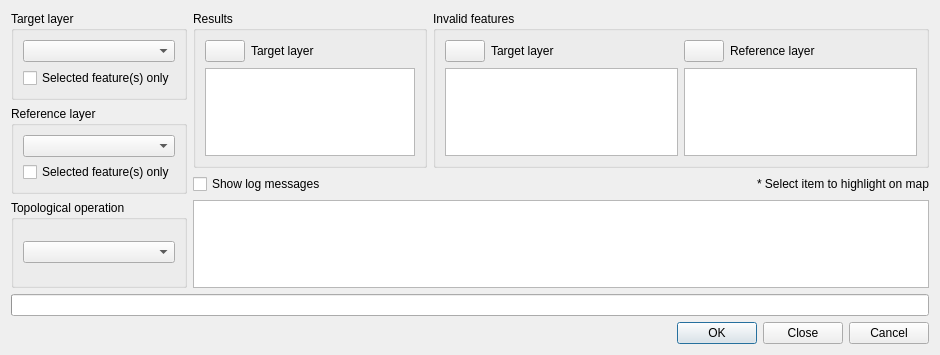
The window that qgis/src/plugins/spatialquery/qgsspatialquerydialogbase.ui (sourcepole/qgis) describes before a commit, drawn with Qt 5.
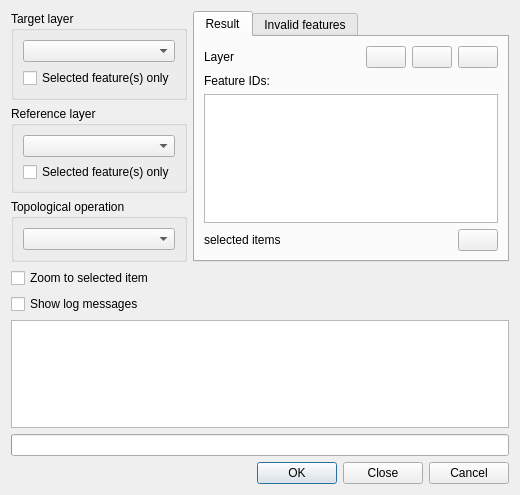
The same window after the commit. Icons and pictures are not drawn.

What changed in the file:
```diff
--- a/qgis/src/plugins/spatialquery/qgsspatialquerydialogbase.ui
+++ b/qgis/src/plugins/spatialquery/qgsspatialquerydialogbase.ui
@@ -9,8 +9,8 @@
    <rect>
     <x>0</x>
     <y>0</y>
-    <width>940</width>
-    <height>355</height>
+    <width>520</width>
+    <height>495</height>
    </rect>
   </property>
   <property name="minimumSize">
@@ -34,9 +34,12 @@
   <property name="locale">
    <locale language="English" country="UnitedKingdom"/>
   </property>
-  <layout class="QVBoxLayout" name="verticalLayout">
+  <layout class="QVBoxLayout" name="verticalLayout_8">
    <item>
     <layout class="QHBoxLayout" name="lytOperatorResultInvalid">
+     <property name="sizeConstraint">
+      <enum>QLayout::SetMinimumSize</enum>
+     </property>
      <item>
       <layout class="QVBoxLayout" name="lytOperator">
        <item>
@@ -52,7 +55,7 @@
            <enum>QLayout::SetMinimumSize</enum>
           </property>
           <item>
-           <widget class="QComboBox" name="targetLayerComboBox">
+           <widget class="QComboBox" name="cbTargetLayer">
             <property name="maximumSize">
              <size>
               <width>16777215</width>
@@ -65,7 +68,7 @@
            </widget>
           </item>
           <item>
-           <widget class="QCheckBox" name="usingSelectedTargetCheckBox">
+           <widget class="QCheckBox" name="ckbUsingSelectedTarget">
             <property name="toolTip">
              <string>&lt;!DOCTYPE HTML PUBLIC &quot;-//W3C//DTD HTML 4.0//EN&quot; &quot;http://www.w3.org/TR/REC-html40/strict.dtd&quot;&gt;
 &lt;html&gt;&lt;head&gt;&lt;meta name=&quot;qrichtext&quot; content=&quot;1&quot; /&gt;&lt;style type=&quot;text/css&quot;&gt;
@@ -79,8 +82,8 @@
            </widget>
           </item>
          </layout>
-         <zorder>usingSelectedTargetCheckBox</zorder>
-         <zorder>targetLayerComboBox</zorder>
+         <zorder>ckbUsingSelectedTarget</zorder>
+         <zorder>cbTargetLayer</zorder>
         </widget>
        </item>
        <item>
@@ -96,7 +99,7 @@
            <enum>QLayout::SetMinimumSize</enum>
           </property>
           <item>
-           <widget class="QComboBox" name="referenceLayerComboBox">
+           <widget class="QComboBox" name="cbReferenceLayer">
             <property name="maximumSize">
              <size>
               <width>16777215</width>
@@ -109,7 +112,7 @@
            </widget>
           </item>
           <item>
-           <widget class="QCheckBox" name="usingSelectedReferenceCheckBox">
+           <widget class="QCheckBox" name="ckbUsingSelectedReference">
             <property name="maximumSize">
              <size>
               <width>16777215</width>
@@ -144,7 +147,7 @@
            <enum>QLayout::SetMinimumSize</enum>
           </property>
           <item>
-           <widget class="QComboBox" name="operantionComboBox">
+           <widget class="QComboBox" name="cbOperantion">
             <property name="maximumSize">
              <size>
               <width>16777215</width>
@@ -162,36 +165,24 @@
       </layout>
      </item>
      <item>
-      <layout class="QVBoxLayout" name="lytResultInvalidMessage">
+      <layout class="QVBoxLayout" name="lytResultInvalid">
        <item>
-        <layout class="QHBoxLayout" name="lytResultInvalid">
-         <item>
-          <widget class="QGroupBox" name="grpResult">
-           <property name="enabled">
-            <bool>true</bool>
-           </property>
-           <property name="title">
-            <string>Results</string>
-           </property>
+        <widget class="QTabWidget" name="twResultInvalid">
+         <property name="tabPosition">
+          <enum>QTabWidget::North</enum>
+         </property>
+         <property name="currentIndex">
+          <number>0</number>
+         </property>
+         <widget class="QWidget" name="tabResult">
+          <attribute name="title">
+           <string>Result</string>
+          </attribute>
            <layout class="QVBoxLayout" name="verticalLayout_7">
             <item>
              <layout class="QHBoxLayout" name="lytTargetResult">
               <item>
-               <widget class="QPushButton" name="pushButtonSelectResultTarget">
-                <property name="toolTip">
-                 <string>Select all features of result</string>
-                </property>
-                <property name="text">
-                 <string/>
-                </property>
-                <property name="icon">
-                 <iconset resource="qgsspatialquerydialogbase.qrc">
-                  <normaloff>:/icons/selectall.png</normaloff>:/icons/selectall.png</iconset>
-                </property>
-               </widget>
-              </item>
-              <item>
-               <widget class="QLabel" name="resultTargetLabel">
+              <widget class="QLabel" name="lbResultTarget">
                 <property name="minimumSize">
                  <size>
                   <width>18</width>
@@ -208,7 +199,7 @@
                  <string>Total of features from query</string>
                 </property>
                 <property name="text">
-                 <string>Target layer</string>
+                <string>Layer</string>
                 </property>
                </widget>
               </item>
@@ -225,10 +216,59 @@
                 </property>
                </spacer>
               </item>
+             <item>
+              <widget class="QPushButton" name="pbSelectResultTarget">
+               <property name="toolTip">
+                <string>New selection with features of result</string>
+               </property>
+               <property name="text">
+                <string/>
+               </property>
+               <property name="icon">
+                <iconset resource="qgsspatialquerydialogbase.qrc">
+                 <normaloff>:/icons/select.png</normaloff>:/icons/select.png</iconset>
+               </property>
+              </widget>
+             </item>
+             <item>
+              <widget class="QPushButton" name="pbSelectResultTargetAdd">
+               <property name="toolTip">
+                <string>Add selection with features of result</string>
+               </property>
+               <property name="text">
+                <string/>
+               </property>
+               <property name="icon">
+                <iconset resource="qgsspatialquerydialogbase.qrc">
+                 <normaloff>:/icons/selectadd.png</normaloff>:/icons/selectadd.png</iconset>
+               </property>
+              </widget>
+             </item>
+             <item>
+              <widget class="QPushButton" name="pbSelectResultTargetRemove">
+               <property name="toolTip">
+                <string>Remove selection with features of result</string>
+               </property>
+               <property name="text">
+                <string/>
+               </property>
+               <property name="icon">
+                <iconset resource="qgsspatialquerydialogbase.qrc">
+                 <normaloff>:/icons/selectremove.png</normaloff>:/icons/selectremove.png</iconset>
+               </property>
+              </widget>
+             </item>
              </layout>
             </item>
             <item>
-             <widget class="QListWidget" name="resultFeatureTargetListWidget">
+            <widget class="QLabel" name="lbFIDresultTarget">
+             <property name="text">
+              <string>Feature IDs:</string>
+             </property>
+            </widget>
+           </item>
+           <item>
+            <widget class="QListWidget" name="lwResultFeatureTarget">
               <property name="maximumSize">
                <size>
                 <width>16777215</width>
@@ -240,37 +280,70 @@
               </property>
              </widget>
             </item>
-           </layout>
+           <item>
+            <layout class="QHBoxLayout" name="lytSelected">
+             <item>
+              <widget class="QLabel" name="lbSelected">
+               <property name="locale">
+                <locale language="English" country="UnitedStates"/>
+               </property>
+               <property name="text">
+                <string notr="true">selected items</string>
+               </property>
           </widget>
          </item>
          <item>
-          <widget class="QGroupBox" name="grpInvalid">
-           <property name="title">
+              <spacer name="horizontalSpacer_4">
+               <property name="orientation">
+                <enum>Qt::Horizontal</enum>
+               </property>
+               <property name="sizeHint" stdset="0">
+                <size>
+                 <width>40</width>
+                 <height>20</height>
+                </size>
+               </property>
+              </spacer>
+             </item>
+             <item>
+              <widget class="QPushButton" name="pbSelectedSubsetLayer">
+               <property name="toolTip">
+                <string>Set  subset in layer with selected items</string>
+               </property>
+               <property name="text">
+                <string/>
+               </property>
+               <property name="icon">
+                <iconset resource="qgsspatialquerydialogbase.qrc">
+                 <normaloff>:/icons/selectesubsetlayer.png</normaloff>:/icons/selectesubsetlayer.png</iconset>
+               </property>
+              </widget>
+             </item>
+            </layout>
+           </item>
+          </layout>
+         </widget>
+         <widget class="QWidget" name="tabInvalid">
+          <attribute name="title">
             <string>Invalid features</string>
-           </property>
-           <layout class="QHBoxLayout" name="horizontalLayout_2">
+          </attribute>
+          <layout class="QVBoxLayout" name="verticalLayout_6">
             <item>
-             <layout class="QVBoxLayout" name="verticalLayout_2">
+            <widget class="QTabWidget" name="twInvalid">
+             <property name="currentIndex">
+              <number>0</number>
+             </property>
+             <widget class="QWidget" name="tabTarget">
+              <attribute name="title">
+               <string>Target</string>
+              </attribute>
+              <layout class="QVBoxLayout" name="verticalLayout">
               <item>
                <layout class="QHBoxLayout" name="lytTargetInvalid">
                 <item>
-                 <widget class="QPushButton" name="pushButtonSelectInvalidTarget">
-                  <property name="toolTip">
-                   <string>select all features invalid target</string>
-                  </property>
+                  <widget class="QLabel" name="lbInvalidTarget">
                   <property name="text">
-                   <string/>
-                  </property>
-                  <property name="icon">
-                   <iconset resource="qgsspatialquerydialogbase.qrc">
-                    <normaloff>:/icons/selectall.png</normaloff>:/icons/selectall.png</iconset>
-                  </property>
-                 </widget>
-                </item>
-                <item>
-                 <widget class="QLabel" name="invalidTargetLabel">
-                  <property name="text">
-                   <string>Target layer</string>
+                    <string>Layer</string>
                   </property>
                  </widget>
                 </item>
@@ -287,39 +360,49 @@
                   </property>
                  </spacer>
                 </item>
+                 <item>
+                  <widget class="QPushButton" name="pbSelectInvalidTarget">
+                   <property name="toolTip">
+                    <string>select all features invalid target</string>
+                   </property>
+                   <property name="text">
+                    <string/>
+                   </property>
+                   <property name="icon">
+                    <iconset resource="qgsspatialquerydialogbase.qrc">
+                     <normaloff>:/icons/select.png</normaloff>:/icons/select.png</iconset>
+                   </property>
+                  </widget>
+                 </item>
                </layout>
               </item>
               <item>
-               <widget class="QListWidget" name="invalidFeatureTargetListWidget">
+                <widget class="QLabel" name="lbFIDinvalidTarget">
+                 <property name="text">
+                  <string>Feature IDs:</string>
+                 </property>
+                </widget>
+               </item>
+               <item>
+                <widget class="QListWidget" name="lwInvalidFeatureTarget">
                 <property name="toolTip">
                  <string>Select item to identify geometry of feature</string>
                 </property>
                </widget>
               </item>
              </layout>
-            </item>
-            <item>
-             <layout class="QVBoxLayout" name="verticalLayout_6">
+             </widget>
+             <widget class="QWidget" name="tabReference">
+              <attribute name="title">
+               <string>Reference</string>
+              </attribute>
+              <layout class="QVBoxLayout" name="verticalLayout_2">
               <item>
                <layout class="QHBoxLayout" name="lytReferenceInvalid">
                 <item>
-                 <widget class="QPushButton" name="pushButtonSelectInvalidReference">
-                  <property name="toolTip">
-                   <string>select all features invalid reference</string>
-                  </property>
+                  <widget class="QLabel" name="lbInvalidReference">
                   <property name="text">
-                   <string/>
-                  </property>
-                  <property name="icon">
-                   <iconset resource="qgsspatialquerydialogbase.qrc">
-                    <normaloff>:/icons/selectall.png</normaloff>:/icons/selectall.png</iconset>
-                  </property>
-                 </widget>
-                </item>
-                <item>
-                 <widget class="QLabel" name="invalidReferenceLabel">
-                  <property name="text">
-                   <string>Reference layer</string>
+                    <string>Layer</string>
                   </property>
                  </widget>
                 </item>
@@ -336,26 +419,57 @@
                   </property>
                  </spacer>
                 </item>
+                 <item>
+                  <widget class="QPushButton" name="pbSelectInvalidReference">
+                   <property name="toolTip">
+                    <string>select all features invalid reference</string>
+                   </property>
+                   <property name="text">
+                    <string/>
+                   </property>
+                   <property name="icon">
+                    <iconset resource="qgsspatialquerydialogbase.qrc">
+                     <normaloff>:/icons/select.png</normaloff>:/icons/select.png</iconset>
+                   </property>
+                  </widget>
+                 </item>
                </layout>
               </item>
               <item>
-               <widget class="QListWidget" name="invalidFeatureReferenceListWidget">
+                <widget class="QLabel" name="lbFIDinvalidReference">
+                 <property name="text">
+                  <string>Feature IDs:</string>
+                 </property>
+                </widget>
+               </item>
+               <item>
+                <widget class="QListWidget" name="lwInvalidFeatureReference">
                 <property name="toolTip">
                  <string>Select item to identify geometry of feature</string>
                 </property>
                </widget>
               </item>
              </layout>
+             </widget>
+            </widget>
             </item>
            </layout>
           </widget>
+        </widget>
          </item>
         </layout>
        </item>
+    </layout>
+   </item>
        <item>
-        <layout class="QHBoxLayout" name="lytShowInfo">
+    <widget class="QCheckBox" name="ckbZoomItem">
+     <property name="text">
+      <string>Zoom to selected item</string>
+     </property>
+    </widget>
+   </item>
          <item>
-          <widget class="QCheckBox" name="ckboxLogProcessing">
+    <widget class="QCheckBox" name="ckbLogProcessing">
            <property name="toolTip">
             <string>Check to show log processing of query</string>
            </property>
@@ -365,29 +479,7 @@
           </widget>
          </item>
          <item>
-          <spacer name="spaceShowInfo">
-           <property name="orientation">
-            <enum>Qt::Horizontal</enum>
-           </property>
-           <property name="sizeHint" stdset="0">
-            <size>
-             <width>40</width>
-             <height>20</height>
-            </size>
-           </property>
-          </spacer>
-         </item>
-         <item>
-          <widget class="QLabel" name="labelInfo">
-           <property name="text">
-            <string>* Select item to highlight on map</string>
-           </property>
-          </widget>
-         </item>
-        </layout>
-       </item>
-       <item>
-        <widget class="QTextEdit" name="textEditStatus">
+    <widget class="QTextEdit" name="teStatus">
          <property name="enabled">
           <bool>true</bool>
          </property>
@@ -396,14 +488,13 @@
          </property>
         </widget>
        </item>
-      </layout>
-     </item>
-    </layout>
-   </item>
    <item>
     <layout class="QVBoxLayout" name="lytProgressBarButtonsMain">
+     <property name="sizeConstraint">
+      <enum>QLayout::SetMinimumSize</enum>
+     </property>
      <item>
-      <widget class="QProgressBar" name="progressBarStatus">
+      <widget class="QProgressBar" name="pgbStatus">
        <property name="value">
         <number>0</number>
        </property>
@@ -416,7 +507,7 @@
       </widget>
      </item>
      <item>
-      <widget class="QDialogButtonBox" name="buttonBoxMain">
+      <widget class="QDialogButtonBox" name="bbMain">
        <property name="maximumSize">
         <size>
          <width>16777215</width>
@@ -437,17 +528,6 @@
     </layout>
    </item>
   </layout>
-  <zorder>grpTargetGroupBox</zorder>
-  <zorder>grpReferenceGroupBox</zorder>
-  <zorder>grpOperationGroupBox</zorder>
-  <zorder>progressBarStatus</zorder>
-  <zorder>buttonBoxMain</zorder>
-  <zorder>grpResult</zorder>
-  <zorder>grpInvalid</zorder>
-  <zorder>grpInvalid</zorder>
-  <zorder>textEditStatus</zorder>
-  <zorder>ckboxLogProcessing</zorder>
-  <zorder>labelInfo</zorder>
  </widget>
  <tabstops>
   <tabstop>targetLayerComboBox</tabstop>
```
Left out of the diff: 15 changed lines with no effect on the pictures. Lines whose indentation alone changed are shown as unchanged.
